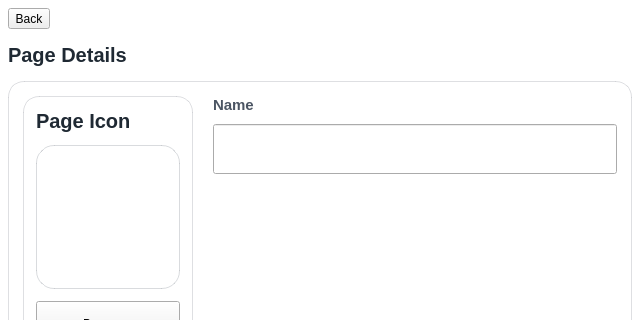
OpenFairWind/FairWindSK, file ui/settings/PageDetailsWidget.ui: the form before one commit; both pictures show x 0 to 640 and y 0 to 320 of the 640 by 567 pixel window.
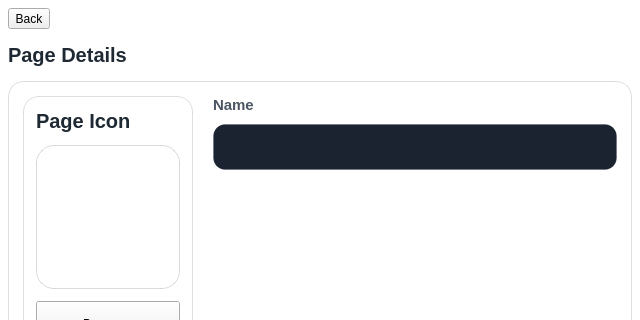
The form after the commit. Icons and pictures are not drawn.

```diff
--- a/ui/settings/PageDetailsWidget.ui
+++ b/ui/settings/PageDetailsWidget.ui
@@ -38,6 +38,13 @@
 }
 QLineEdit {
     min-height: 44px;
+    border: 1px solid rgba(15, 23, 42, 0.18);
+    border-radius: 12px;
+    background: rgba(17, 24, 39, 0.96);
+    color: #f8fafc;
+    padding: 0 12px;
+    selection-background-color: rgba(250, 204, 21, 0.45);
+    selection-color: #f8fafc;
 }
 QPushButton {
     min-height: 44px;
```
